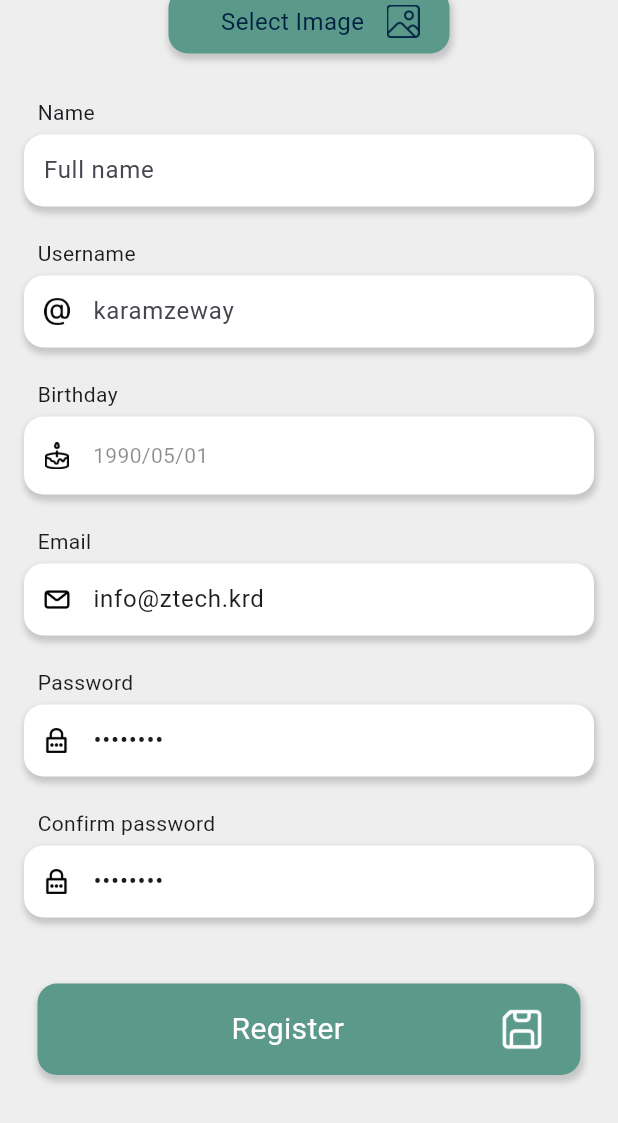
After one commit to SalarPro/kurd_coders, a Flutter app: the RegistrationScreen screen opened directly, scrolled down 518 dp, after a tap on "Select Image", on a phone screen of 412 x 824 dp. The commit adds this screen. Shown: the top 1123 px of the screen. Run offline on Flutter 3.47's test engine with Material 2 defaults, Android fonts, the phone set to English and light mode, and no system bars; our stand-ins replace cached_network_image, cloud_firestore, firebase_auth, firebase_core, firebase_storage, get and 4 more; missing offline and left inert: flutter_circular_text; accounts and stored records are empty; network calls fail.

Commit message:
email auth adn upload data

```diff
--- a/lib/main.dart
+++ b/lib/main.dart
@@ -3,6 +3,7 @@ import 'package:flutter/material.dart';
 import 'package:kurd_coders/firebase_options.dart';
 import 'package:kurd_coders/src/my_app/my_app.dart';
 import 'package:kurd_coders/src/providers/app_provider.dart';
+import 'package:kurd_coders/src/providers/auth_provider.dart';
 import 'package:provider/provider.dart';
 
 void main() async {
@@ -15,6 +16,7 @@ void main() async {
   runApp(MultiProvider(
     providers: [
       ChangeNotifierProvider(create: (_) => AppProvider()),
+      ChangeNotifierProvider(create: (_) => AuthProvide()),
     ],
     child: const MyApp(),
   ));
--- a/lib/src/constants/assets.dart
+++ b/lib/src/constants/assets.dart
@@ -61,6 +61,10 @@ class Assets {
   /// assets/icons/save.png
   static const String resourceIconsSave = "assets/icons/save.png";
 
+  /// Assets for resourceIconsVerified
+  /// assets/icons/verified.png
+  static const String resourceIconsVerified = "assets/icons/verified.png";
+
   /// Assets for resourceImagesCodeImage
   /// assets/images/code_image.jpeg
   static const String resourceImagesCodeImage = "assets/images/code_image.jpeg";
--- a/lib/src/helper/k_colors.dart
+++ b/lib/src/helper/k_colors.dart
@@ -9,6 +9,7 @@ class KColors {
   static const Color darkColor = Color(0xFF252B48);
   static const Color successColor = Color.fromARGB(255, 20, 175, 17);
   static const Color dangerColor = Color.fromARGB(255, 209, 76, 102);
+  static const Color blue = Color.fromARGB(255, 62, 94, 236);
 
   //color with shades
   static MaterialColor get mainColor => const MaterialColor(0xFFF7E987, {
--- /dev/null
+++ b/lib/src/login_screen/registration_screen.dart
@@ -0,0 +1,372 @@
+// ignore_for_file: prefer_const_constructors, prefer_const_literals_to_create_immutables
+
+import 'dart:io';
+
+import 'package:cached_network_image/cached_network_image.dart';
+import 'package:cloud_firestore/cloud_firestore.dart';
+import 'package:firebase_auth/firebase_auth.dart';
+import 'package:firebase_storage/firebase_storage.dart';
+import 'package:flutter/material.dart';
+import 'package:get/get.dart';
+import 'package:intl/intl.dart';
+import 'package:kurd_coders/src/constants/assets.dart';
+import 'package:kurd_coders/src/helper/k_colors.dart';
+import 'package:kurd_coders/src/helper/k_helper.dart';
+import 'package:kurd_coders/src/helper/k_widgets.dart';
+import 'package:kurd_coders/src/home_screen/main_screen.dart';
+import 'package:kurd_coders/src/models/user_model.dart';
+import 'package:kurd_coders/src/my_widgets/k_text_filed.dart';
+import 'package:kurd_coders/src/providers/auth_provider.dart';
+import 'package:provider/provider.dart';
+
+class RegistrationScreen extends StatefulWidget {
+  const RegistrationScreen({super.key});
+
+  @override
+  State<RegistrationScreen> createState() => _RegistrationScreenState();
+}
+
+class _RegistrationScreenState extends State<RegistrationScreen> {
+  var nameTEC = TextEditingController();
+  var usernameTEC = TextEditingController();
+  var emailTEC = TextEditingController(text: "info@ztech.krd");
+  var passwordTEC = TextEditingController(text: '12345678');
+  var password2TEC = TextEditingController(text: '12345678');
+
+  DateTime? userBirthday;
+  File? imageFile;
+
+  bool isLoading = false;
+
+  @override
+  Widget build(BuildContext context) {
+    return Scaffold(
+      backgroundColor: Color(0xffeeeeee),
+      body: Stack(
+        children: [_body, KWidget.loadingView(isLoading)],
+      ),
+    );
+  }
+
+  Widget get _body {
+    return SingleChildScrollView(
+      child: SafeArea(
+        child: Column(
+          children: [
+            bannerView,
+            SizedBox(
+              height: 40,
+            ),
+            CircleAvatar(
+              radius: 80,
+              backgroundColor: Colors.grey.shade400,
+              backgroundImage: imageFile == null
+                  ? CachedNetworkImageProvider(
+                      "https://firebasestorage.googleapis.com/v0/b/fastday-platform.appspot.com/o/1650151825248?alt=media&token=79196c87-152d-4955-a981-2180ba95926c")
+                  : Image.file(imageFile!).image,
+            ),
+            SizedBox(
+              height: 20,
+            ),
+            KWidget.btnMedium(
+              title: "Select Image",
+              image: Assets.resourceIconsAddImage,
+              color: KColors.text.shade900,
+              bgColor: KColors.primaryColor,
+              onTap: () {
+                pickImage();
+              },
+            ),
+            SizedBox(
+              height: 20,
+            ),
+
+            KTextField(
+              title: "Name",
+              hint: 'Full name',
+              controller: nameTEC,
+            ),
+            KTextField(
+              controller: usernameTEC,
+              title: "Username",
+              hint: 'karamzeway',
+              icon: Assets.resourceIconsAt,
+            ),
+
+            // Bo chi l vere Row qabil naket
+            KTextField(
+              title: 'Birthday',
+              hint: '1990/05/01',
+              controller: userBirthday == null
+                  ? null
+                  : TextEditingController(
+                      text: DateFormat("yyyy/MM/d").format(userBirthday!)),
+              icon: Assets.resourceIconsBirthday,
+              onTap: () {
+                pickDate();
+              },
+            ),
+            KTextField(
+              title: "Email",
+              hint: 'name@example.com',
+              controller: emailTEC,
+              icon: Assets.resourceIconsMail,
+            ),
+            KTextField(
+              isPassword: true,
+              title: "Password",
+              controller: passwordTEC,
+              icon: Assets.resourceIconsPassword,
+            ),
+            KTextField(
+              isPassword: true,
+              title: "Confirm password",
+              controller: password2TEC,
+              icon: Assets.resourceIconsPassword,
+            ),
+            SizedBox(
+              height: 20,
+            ),
+
+            KWidget.btnLarge(
+                title: "Register",
+                image: Assets.resourceIconsSave,
+                color: KColors.text.shade50,
+                bgColor: KColors.primaryColor,
+                onTap: () {
+                  register();
+                }),
+            SizedBox(
+              height: 50,
+            ),
+
+            SizedBox(
+              height: 50,
+            ),
+            // Spacer(flex: 3),
+          ],
+        ),
+      ),
+    );
+  }
+
+  Widget get bannerView {
+    return Stack(
+      children: [
+        Image.asset(Assets.resourceImagesLoginBgTop),
+        Positioned(
+          top: 30,
+          left: 40,
+          child: Text(
+            "REGISTER",
+            style: TextStyle(
+              fontSize: 50,
+              fontWeight: FontWeight.bold,
+              color: Colors.white,
+            ),
+          ),
+        ),
+        Positioned(
+          bottom: 0,
+          left: 0,
+          right: 0,
+          child: Image.asset(
+            Assets.resourceIconsLogo,
+            width: 100,
+            height: 100,
+          ),
+        )
+      ],
+    );
+  }
+
+  Widget get loginBtn {
+    return GestureDetector(
+      onTap: () {
+        Get.off(() => MainScreen());
+        // Navigator.pushReplacement(
+        //     context, MaterialPageRoute(builder: (contex) => MainScreen()));
+      },
+      child: Center(
+        child: Container(
+          decoration: BoxDecoration(
+            color: Color(0xffF7E987),
+            borderRadius: BorderRadius.circular(13),
+            boxShadow: [
+              BoxShadow(
+                blurRadius: 5,
+                color: Colors.black.withAlpha(100),
+                offset: Offset(2, 4),
+              )
+            ],
+          ),
+          padding: EdgeInsets.symmetric(horizontal: 16, vertical: 12),
+          child: Row(
+            mainAxisSize: MainAxisSize.min,
+            children: [
+              Text(
+                "LOGIN",
+                style: TextStyle(fontWeight: FontWeight.w600),
+              ),
+              SizedBox(width: 25),
+              Image.asset(
+                Assets.resourceIconsIconLogin,
+                width: 20,
+                height: 20,
+              ),
+            ],
+          ),
+        ),
+      ),
+    );
+  }
+
+  void pickDate() async {
+    DateTime? pickedDate = await showDatePicker(
+        context: context,
+        initialEntryMode: DatePickerEntryMode.calendarOnly,
+        initialDate: DateTime.now().subtract(
+          Duration(
+            milliseconds: 31556926000 * 13,
+          ),
+        ),
+        firstDate:
+            DateTime.now().subtract(Duration(milliseconds: 31556926000 * 100)),
+        lastDate: DateTime.now().subtract(
+          Duration(
+            milliseconds: 31556926000 * 13,
+          ),
+        ));
+
+    if (pickedDate != null) {
+      userBirthday = pickedDate;
+      setState(() {});
+    }
+  }
+
+  void pickImage() async {
+    File? pickedImage = await KHelper.pickImageFromGallery(cropTheImage: true);
+    if (pickedImage != null) {
+      imageFile = pickedImage;
+    }
+    setState(() {});
+  }
+
+  register() async {
+    //1- Check user inputs
+    String? email = emailTEC.text;
+    String? password = passwordTEC.text;
+    String? password2 = password2TEC.text;
+    String? name;
+    String? username;
+    Timestamp? birthday;
+
+    if (nameTEC.text.length < 3) {
+      KHelper.showSnackBar("Name should be more than 3 character");
+      return;
+    }
+    name = nameTEC.text;
+    if (usernameTEC.text.length < 3) {
+      KHelper.showSnackBar("Name should be more than 3 character");
+      return;
+    }
+    username = usernameTEC.text.toLowerCase();
+
+    if (userBirthday != null) {
+      birthday = Timestamp.fromDate(userBirthday!);
+      return;
+    }
+
+    if (!email.isEmail) {
+      KHelper.showSnackBar("PLease enter the email!!!");
+      return;
+    }
+
+    if (password != password2) {
+      KHelper.showSnackBar("Password don't much");
+    }
+
+    if (password.length < 8) {
+      KHelper.showSnackBar("Password should be more than 8 character!");
+      return;
+    }
+
+    setState(() {
+      isLoading = true;
+    });
+
+    try {
+      //2 - Register the user email and pass
+      final credential =
+          await FirebaseAuth.instance.createUserWithEmailAndPassword(
+        email: email,
+        password: password,
+      );
+
+      var userUID = credential.user!.uid;
+
+      String? imgUrl;
+
+      //3 if the user selected an image then uploaded
+      if (imageFile != null) {
+        imgUrl = await uploadMedia(imageFile!, userUID);
+      }
+
+      //4 save user data to firestore
+      UserModel mUser = UserModel(
+        avatarUrl: imgUrl,
+        bio: null,
+        birthday: birthday,
+        email: email,
+        uid: userUID,
+        name: name,
+        username: username,
+      );
+
+      await mUser.create();
+
+      await Provider.of<AuthProvide>(context, listen: false)
+          .fetchUserData(userUID);
+      //5 open the app
+
+      Get.offAll(() => MainScreen());
+    } on FirebaseAuthException catch (e) {
+      print("object 3: ${e.code}");
+      if (e.code == 'weak-password') {
+        print('The password provided is too weak.');
+        KHelper.showSnackBar('The password provided is too weak.');
+      } else if (e.code == 'email-already-in-use') {
+        print('The account already exists for that email.');
+        KHelper.showSnackBar('The account already exists for that email.');
+      }
+    } catch (e) {
+      print("e: $e");
+      KHelper.showSnackBar(e);
+    }
+
+    setState(() {
+      isLoading = false;
+    });
+  }
+
+  Future<String?> uploadMedia(File myImageFile, String userUID) async {
+    var ref = FirebaseStorage.instance.ref().child("users").child(userUID);
+
+    var uploadFileName = "avatar.png";
+    ref = ref.child(uploadFileName);
+
+    try {
+      await ref.putFile(myImageFile);
+    } on FirebaseException catch (e) {
+      print(e.message.toString());
+      ScaffoldMessenger.of(context).showSnackBar(
+          SnackBar(content: Text("Error while uploading the image")));
+
+      return null;
+    }
+
+    var downloadUrl = await ref.getDownloadURL();
+
+    return downloadUrl;
+  }
+}
--- a/lib/src/models/user_model.dart
+++ b/lib/src/models/user_model.dart
@@ -1,6 +1,5 @@
 
 import 'package:cloud_firestore/cloud_firestore.dart';
-import 'package:uuid/uuid.dart';
 
 class UserModel {
   String? uid;
@@ -56,7 +55,6 @@ class UserModel {
 
   // create
   Future<void> create() async {
-    uid ??= const Uuid().v4();
     createdAt ??= Timestamp.now();
     updatedAt ??= Timestamp.now();
     await FirebaseFirestore.instance.collection("users").doc(uid).set(toMap());
--- a/lib/src/my_app/my_app.dart
+++ b/lib/src/my_app/my_app.dart
@@ -1,5 +1,7 @@
+import 'package:firebase_auth/firebase_auth.dart';
 import 'package:flutter/material.dart';
 import 'package:get/get.dart';
+import 'package:kurd_coders/src/home_screen/main_screen.dart';
 import 'package:kurd_coders/src/login_screen/login_screen.dart';
 import 'package:kurd_coders/src/providers/app_provider.dart';
 import 'package:provider/provider.dart';
@@ -16,7 +18,9 @@ class MyApp extends StatelessWidget {
             ? Brightness.dark
             : Brightness.light,
       ),
-      home: LoginScreen(),
+      home: FirebaseAuth.instance.currentUser == null
+          ? LoginScreen()
+          : MainScreen(),
     );
   }
 }
--- a/pubspec.yaml
+++ b/pubspec.yaml
@@ -31,6 +31,7 @@ dependencies:
   cached_network_image: ^3.2.3
   cloud_firestore: ^4.9.0
   cupertino_icons: ^1.0.2
+  firebase_auth: ^4.9.0
   firebase_core: ^2.15.1
   firebase_storage: ^11.2.6
   flutter:
```
Also changed, not shown: lib/src/helper/k_helper.dart (+31 -0 lines), lib/src/home_screen/screens/edit_profile_screen.dart (+11 -6 lines), lib/src/home_screen/screens/home_screen.dart (+14 -4 lines), lib/src/home_screen/screens/profile_screen.dart (+23 -10 lines), lib/src/login_screen/login_screen.dart (+94 -11 lines), lib/src/post/post_view_screen.dart (+13 -3 lines), lib/src/providers/app_provider.dart (+2 -20 lines), lib/src/providers/auth_provider.dart (added, +32 -0 lines), assets/icons/verified.png (added), pubspec.lock, 1 other file.
